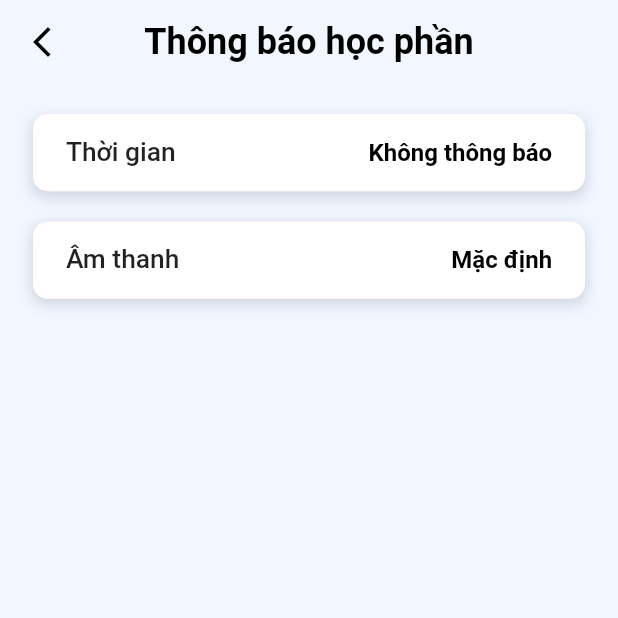
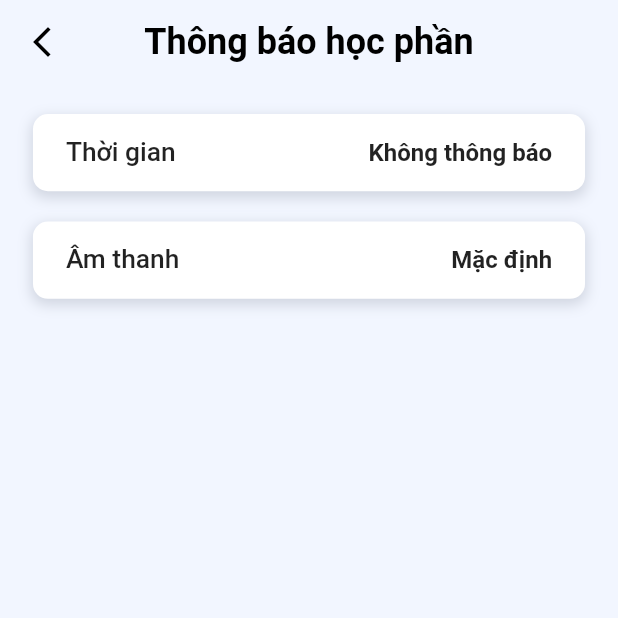
Before and after one commit to ankoi0310/nlu, a Flutter app: the NotificationSettingScreen screen opened directly, on a phone screen of 412 x 824 dp, the top half of it. Run offline on Flutter 3.47's test engine with Material 2 defaults, Android fonts, the phone set to English and light mode, and no system bars; our stand-ins replace awesome_notifications, flutter_svg, fluttertoast, rive, shared_preferences, table_calendar; accounts and stored records are empty; Roboto replaces fonts that are missing (Muli).

Commit message:
fix theme color in notification setting screen

```diff
--- a/lib/screen/setting/notification_setting/notification_setting_screen.dart
+++ b/lib/screen/setting/notification_setting/notification_setting_screen.dart
@@ -41,7 +41,6 @@ class _NotificationSettingScreenState extends State<NotificationSettingScreen> {
                         style: const TextStyle(
                           fontSize: 16,
                           fontWeight: FontWeight.w600,
-                          color: Colors.black,
                         ),
                       ),
                       onPress: () {
@@ -66,7 +65,6 @@ class _NotificationSettingScreenState extends State<NotificationSettingScreen> {
                         style: TextStyle(
                           fontSize: 16,
                           fontWeight: FontWeight.w600,
-                          color: Colors.black,
                         ),
                       ),
                       onPress: () {
```
Also changed, not shown: pubspec.lock.
